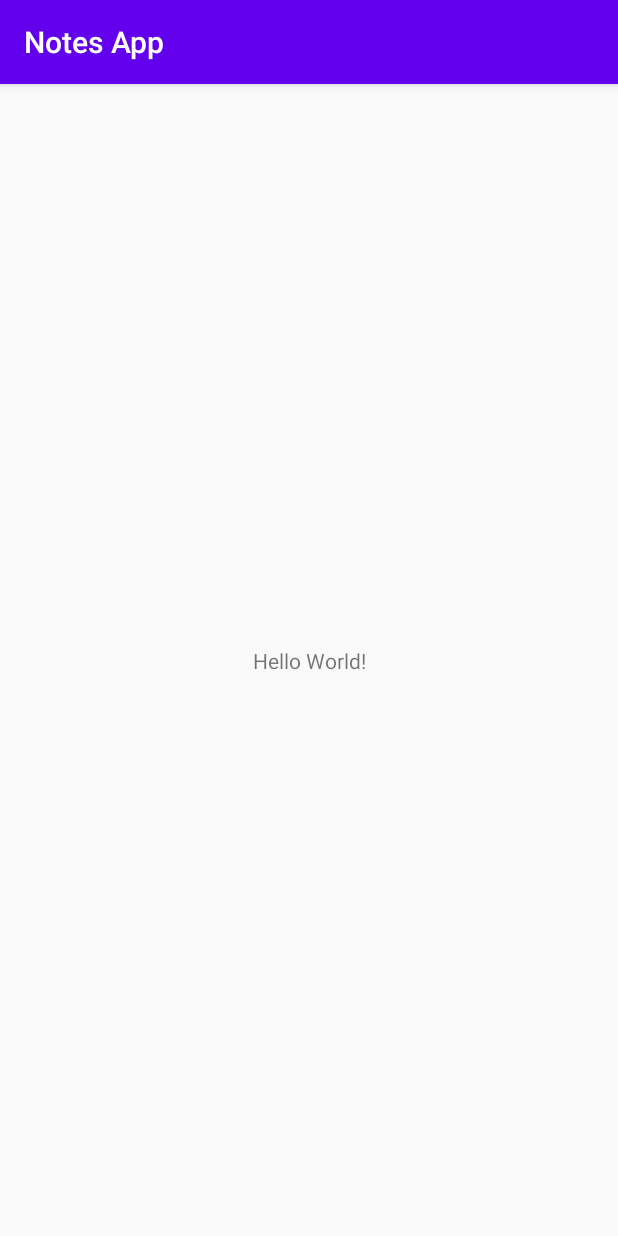
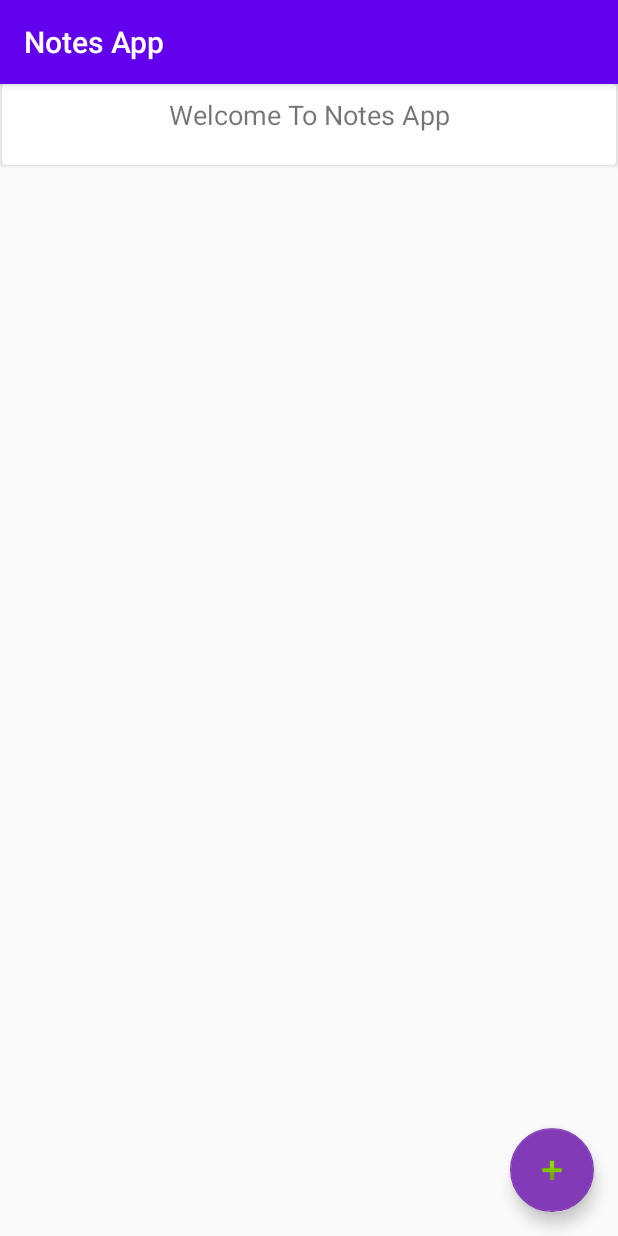
Before and after one commit to masyuks/NotesApp_mobileUTS, an Android app: the screen it shows after launch (MainActivity), on a phone screen of 412 x 824 dp. Run offline under Robolectric (Android 15) with nearby library versions, the phone set to English and light mode, and no system bars.

Commit message:
commit tampilan main

```diff
--- a/app/build.gradle
+++ b/app/build.gradle
@@ -31,4 +31,7 @@ dependencies {
     testImplementation 'junit:junit:4.12'
     androidTestImplementation 'androidx.test.ext:junit:1.1.1'
     androidTestImplementation 'androidx.test.espresso:espresso-core:3.2.0'
+    implementation 'com.mobsandgeeks:android-saripaar:2.0.3'
+    implementation 'androidx.preference:preference:1.1.0'
+    implementation 'com.google.android.material:material:1.1.0'
 }
--- a/app/src/main/res/layout/activity_main.xml
+++ b/app/src/main/res/layout/activity_main.xml
@@ -1,18 +1,22 @@
 <?xml version="1.0" encoding="utf-8"?>
-<androidx.constraintlayout.widget.ConstraintLayout xmlns:android="http://schemas.android.com/apk/res/android"
+<androidx.coordinatorlayout.widget.CoordinatorLayout
+    xmlns:android="http://schemas.android.com/apk/res/android"
     xmlns:app="http://schemas.android.com/apk/res-auto"
     xmlns:tools="http://schemas.android.com/tools"
     android:layout_width="match_parent"
     android:layout_height="match_parent"
-    tools:context=".MainActivity">
+    tools:context=".MainActivity"
+    >
 
-    <TextView
-        android:layout_width="wrap_content"
+    <include layout="@layout/content_main" />
+
+    <com.google.android.material.floatingactionbutton.FloatingActionButton
+        android:id="@+id/fab"
+        android:layout_width="300dp"
         android:layout_height="wrap_content"
-        android:text="Hello World!"
-        app:layout_constraintBottom_toBottomOf="parent"
-        app:layout_constraintLeft_toLeftOf="parent"
-        app:layout_constraintRight_toRightOf="parent"
-        app:layout_constraintTop_toTopOf="parent" />
+        android:layout_gravity="bottom|end"
+        android:layout_margin="@dimen/fab_margin"
+        app:backgroundTint="#833AB7"
+        app:srcCompat="@android:drawable/ic_input_add" />
 
-</androidx.constraintlayout.widget.ConstraintLayout>
+</androidx.coordinatorlayout.widget.CoordinatorLayout>
--- /dev/null
+++ b/app/src/main/res/layout/content_main.xml
@@ -0,0 +1,59 @@
+<?xml version="1.0" encoding="utf-8"?>
+<androidx.constraintlayout.widget.ConstraintLayout
+    xmlns:android="http://schemas.android.com/apk/res/android"
+    xmlns:app="http://schemas.android.com/apk/res-auto"
+    xmlns:tools="http://schemas.android.com/tools"
+    android:layout_width="match_parent"
+    android:layout_height="match_parent"
+    app:layout_behavior="@string/appbar_scrolling_view_behavior"
+    tools:context=".MainActivity"
+    tools:showIn="@layout/activity_main"
+    >
+
+    <androidx.cardview.widget.CardView
+        android:id="@+id/view_information"
+        android:layout_width="409dp"
+        android:layout_height="0dp"
+        app:layout_constraintBottom_toTopOf="@+id/rv_transactions"
+        app:layout_constraintEnd_toEndOf="parent"
+        app:layout_constraintStart_toStartOf="parent"
+        app:layout_constraintTop_toTopOf="parent"
+        >
+
+        <androidx.constraintlayout.widget.ConstraintLayout
+            android:layout_width="match_parent"
+            android:layout_height="match_parent"
+            >
+
+            <TextView
+                android:id="@+id/text_welcome"
+                android:layout_width="0dp"
+                android:layout_height="wrap_content"
+                android:layout_marginTop="8dp"
+                android:textAlignment="center"
+                android:textSize="18sp"
+                app:layout_constraintEnd_toEndOf="parent"
+                app:layout_constraintStart_toStartOf="parent"
+                app:layout_constraintTop_toTopOf="parent"
+                android:text="Welcome To Notes App" />
+
+        </androidx.constraintlayout.widget.ConstraintLayout>
+    </androidx.cardview.widget.CardView>
+
+    <androidx.recyclerview.widget.RecyclerView
+        android:id="@+id/rv_transactions"
+        android:layout_width="0dp"
+        android:layout_height="0dp"
+        app:layout_constraintBottom_toBottomOf="parent"
+        app:layout_constraintEnd_toEndOf="parent"
+        app:layout_constraintStart_toStartOf="parent"
+        app:layout_constraintTop_toTopOf="@+id/guideline"
+        />
+
+    <androidx.constraintlayout.widget.Guideline
+        android:id="@+id/guideline"
+        android:layout_width="wrap_content"
+        android:layout_height="wrap_content"
+        android:orientation="horizontal"
+        app:layout_constraintGuide_percent="0.07" />
+</androidx.constraintlayout.widget.ConstraintLayout>
--- /dev/null
+++ b/app/src/main/res/values/dimens.xml
@@ -0,0 +1,4 @@
+<?xml version="1.0" encoding="utf-8"?>
+<resources>
+    <dimen name="fab_margin">16dp</dimen>
+</resources>
--- a/app/src/main/res/values/strings.xml
+++ b/app/src/main/res/values/strings.xml
@@ -1,3 +1,4 @@
 <resources>
     <string name="app_name">Notes App</string>
+    <string name="appbar_scrolling_view_behavior" />
 </resources>
--- a/app/src/main/res/values/styles.xml
+++ b/app/src/main/res/values/styles.xml
@@ -8,4 +8,8 @@
         <item name="colorAccent">@color/colorAccent</item>
     </style>
 
+    <style name="AppTheme.PopupOverlay"></style>
+
+    <style name="AppTheme.AppBarOverlay"></style>
+
 </resources>
```
